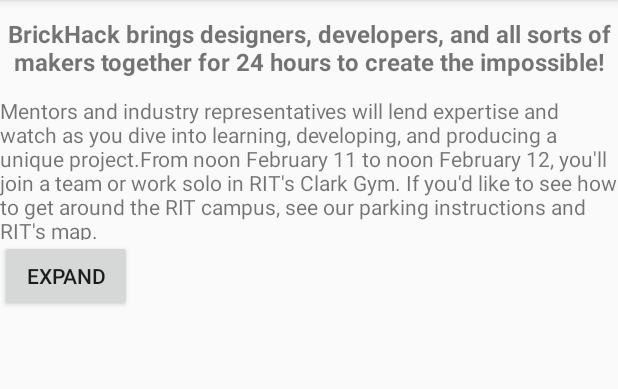
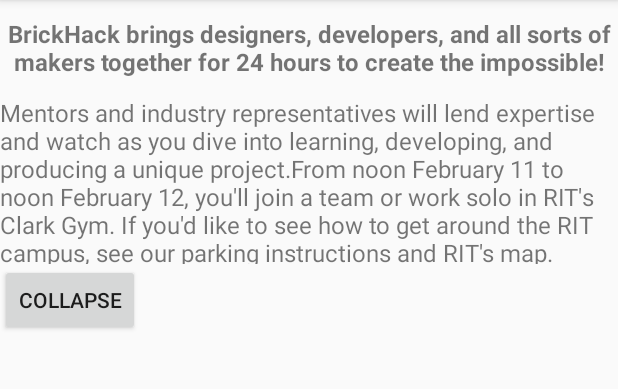
Before and after one commit to Ninjaman494/ExpandableTextView, an Android app: the screen it shows after launch (MainActivity), after a tap on "EXPAND", on a phone screen of 412 x 824 dp, the part 84-473 px from its top. Run offline under Robolectric (Android 15) with nearby library versions, the phone set to English and light mode, and no system bars.

Commit message:
Updated sample and removed minSdk from manifest

```diff
--- a/library/src/main/AndroidManifest.xml
+++ b/library/src/main/AndroidManifest.xml
@@ -1,7 +1,5 @@
 <manifest xmlns:android="http://schemas.android.com/apk/res/android"
     package="ninjaman494.expandabletextview">
-
-    <uses-sdk android:maxSdkVersion="16"/>
 
     <application android:allowBackup="true" android:label="@string/app_name"
         android:supportsRtl="true">
--- a/library/src/main/java/ninjaman494/expandabletextview/ExpandableTextView.java
+++ b/library/src/main/java/ninjaman494/expandabletextview/ExpandableTextView.java
@@ -7,8 +7,6 @@ import android.view.View;
 import android.widget.LinearLayout;
 import android.widget.TextView;
 
-import org.w3c.dom.Text;
-
 /** A custom View which replicates the Google Play Store dropdown description. Uses two TextViews
  * to achieve this effect, one for the "blurb" and another for the full description("desp"). Each
  * half of the View can be independently stylized.
@@ -17,10 +15,13 @@ import org.w3c.dom.Text;
  *  Use as a regular view. To activate dropdown, call toggle()
  *  setBlurbText: set the text for blurb portion
  *  setDespText: set the text for the description portion
+ *  getBlurbView: returns the TextView for the blurb portion, which can then be stylized
+ *  getDespView: returns the TextView for the desp portion, which can then be stylized
  *
  * Optional Attributes(currently not in XML):
  *  startExpanded: starts the View expanded instead of collapsed
  *  setCollapsedLineCount: set the number of lines for the blurb. Default is 3.
+ *  setAnimSpeed: set the expand/collapse animation speed. Default is 375 ms
  *
  * Created by ninjaman494 on 5/23/2017.
  */
@@ -28,7 +29,7 @@ public class ExpandableTextView extends LinearLayout {
     private TextView blurbView;
     private TextView despView;
     private boolean isExpanded = false;
-    private int collapsedLineCount = 2;
+    private int collapsedLineCount = 3;
     private int animSpeed = 375;
 
     private void init(Context context){
--- a/sample/src/main/AndroidManifest.xml
+++ b/sample/src/main/AndroidManifest.xml
@@ -2,7 +2,7 @@
 
     package="ninjaman494.sample">
 
-    <uses-sdk android:maxSdkVersion="16"/>
+
     <application
         android:allowBackup="true"
         android:icon="@mipmap/ic_launcher"
--- a/sample/src/main/java/sample/MainActivity.java
+++ b/sample/src/main/java/sample/MainActivity.java
@@ -28,16 +28,27 @@ public class MainActivity extends AppCompatActivity {
 
         etv.setAnimSpeed(150);
         etv.setCollapsedLineCount(4);
+
+        //Styling blurb portion
         TextView blurb = etv.getBlurbView();
         blurb.setGravity(Gravity.CENTER);
         blurb.setTypeface(null, Typeface.BOLD);
         blurb.setTextSize(16);
+
+        //Styling description portion
+        TextView desp = etv.getDespView();
+        desp.setTextSize(16);
 
         Button btn = (Button)findViewById(R.id.btn);
         btn.setOnClickListener(new View.OnClickListener() {
             @Override
             public void onClick(View v) {
                 etv.toggle();
+                if(etv.isExpanded()){
+                    ((Button)v).setText("Collapse");
+                }else{
+                    ((Button)v).setText("Expand");
+                }
             }
         });
     }
```
